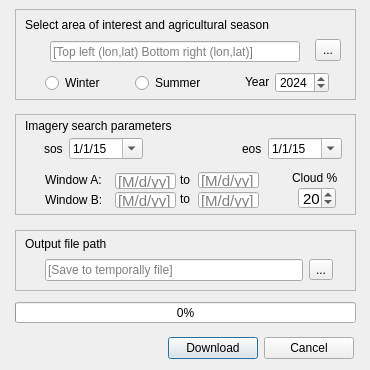
fieldsoftheworld/ftw-qgis-plugin, file ftw_plugin/download_image.ui: the form before one commit.
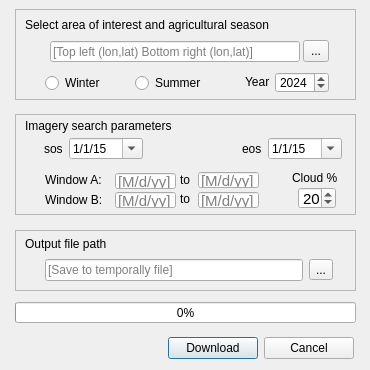
The form after the commit.

Commit message: all the user to filter by cloud percentage

Patch:
```diff
--- a/ftw_plugin/download_image.ui
+++ b/ftw_plugin/download_image.ui
@@ -43,8 +43,8 @@
    <widget class="QToolButton" name="roi_extraction_button">
     <property name="geometry">
      <rect>
-      <x>300</x>
-      <y>30</y>
+      <x>288</x>
+      <y>31</y>
       <width>26</width>
       <height>22</height>
      </rect>
```
Left out of the diff: 2 changed lines with no effect on the pictures. The commit also changes 2 other files.
